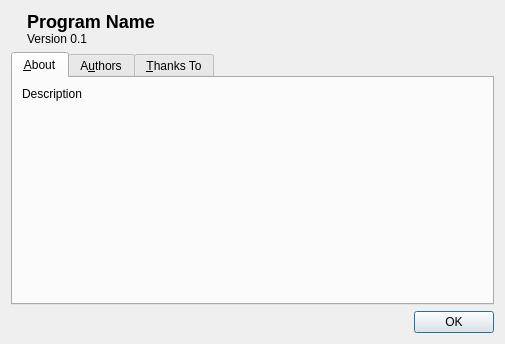
Old version of the form app/aboutdialog.ui in the repository cloose/CuteMarkEd.
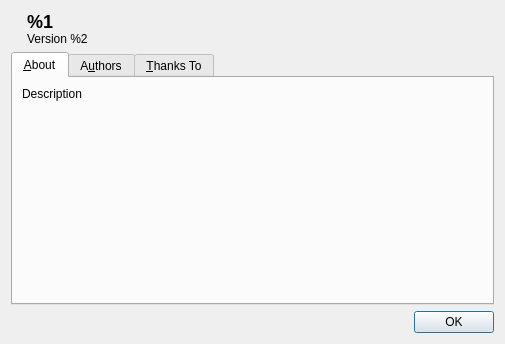
New version of the form. Icons and pictures are not drawn.

Commit message: fixed app info string in about dialog to be fully translatable

```diff
--- a/app/aboutdialog.ui
+++ b/app/aboutdialog.ui
@@ -32,7 +32,7 @@
      <item>
       <widget class="QLabel" name="messageLabel">
        <property name="text">
-        <string>&lt;p&gt;&lt;b&gt;&lt;font size=&quot;5&quot;&gt;Program Name&lt;/font&gt;&lt;/b&gt;&lt;br&gt;Version 0.1&lt;/p&gt;</string>
+        <string>&lt;p&gt;&lt;b&gt;&lt;font size=&quot;5&quot;&gt;%1&lt;/font&gt;&lt;/b&gt;&lt;br&gt;Version %2&lt;/p&gt;</string>
        </property>
        <property name="scaledContents">
         <bool>false</bool>
```
The commit also changes 1 other file.
